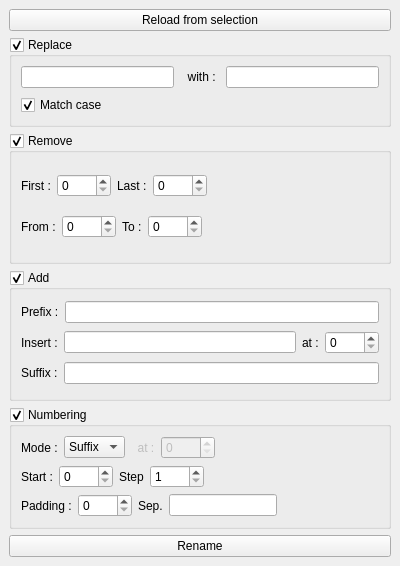
This is rig/renamer/renamer.ui in Zeplaro/rlMayaTools as Qt 5 draws it before an edit. The edited form follows.
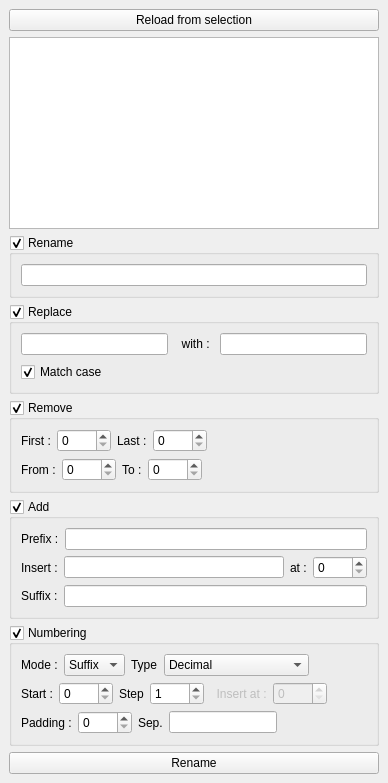
This is the edited form.

```diff
--- a/rig/renamer/renamer.ui
+++ b/rig/renamer/renamer.ui
@@ -6,15 +6,14 @@
    <rect>
     <x>0</x>
     <y>0</y>
-    <width>400</width>
-    <height>566</height>
+    <width>372</width>
    </rect>
   </property>
   <property name="windowTitle">
    <string>MainWindow</string>
   </property>
   <widget class="QWidget" name="centralwidget">
-   <layout class="QVBoxLayout" name="verticalLayout_9">
+   <layout class="QVBoxLayout" name="verticalLayout_11">
     <item>
      <widget class="QPushButton" name="reload_button">
       <property name="sizePolicy">
@@ -28,6 +27,61 @@
       </property>
      </widget>
     </item>
+    <item>
+     <widget class="QTableView" name="name_table">
+      <property name="minimumSize">
+       <size>
+        <width>350</width>
+        <height>150</height>
+       </size>
+      </property>
+      <property name="alternatingRowColors">
+       <bool>true</bool>
+      </property>
+      <property name="selectionMode">
+       <enum>QAbstractItemView::NoSelection</enum>
+      </property>
+      <property name="wordWrap">
+       <bool>false</bool>
+      </property>
+      <attribute name="verticalHeaderVisible">
+       <bool>false</bool>
+      </attribute>
+     </widget>
+    </item>
+    <item>
+     <widget class="QGroupBox" name="rename_group">
+      <property name="title">
+       <string>Rename</string>
+      </property>
+      <property name="checkable">
+       <bool>true</bool>
+      </property>
+      <layout class="QVBoxLayout" name="verticalLayout_10">
+       <property name="leftMargin">
+        <number>0</number>
+       </property>
+       <property name="topMargin">
+        <number>0</number>
+       </property>
+       <property name="rightMargin">
+        <number>0</number>
+       </property>
+       <property name="bottomMargin">
+        <number>0</number>
+       </property>
+       <item>
+        <widget class="QWidget" name="rename_widget" native="true">
+         <layout class="QVBoxLayout" name="verticalLayout_9">
+          <item>
+           <widget class="QLineEdit" name="rename_line"/>
+          </item>
+         </layout>
+        </widget>
+       </item>
+      </layout>
+     </widget>
+    </item>
     <item>
      <widget class="QGroupBox" name="replace_group">
       <property name="sizePolicy">
@@ -359,23 +413,54 @@
              </widget>
             </item>
             <item>
-             <widget class="QLabel" name="modeat_label">
-              <property name="enabled">
-               <bool>false</bool>
-              </property>
+             <widget class="QLabel" name="type_label">
               <property name="text">
-               <string>  at :</string>
+               <string>Type</string>
               </property>
              </widget>
             </item>
             <item>
-             <widget class="QSpinBox" name="modeat_spin">
-              <property name="enabled">
-               <bool>false</bool>
-              </property>
-              <property name="maximum">
-               <number>9999</number>
-              </property>
+             <widget class="QComboBox" name="type_combo">
+              <item>
+               <property name="text">
+                <string>Decimal</string>
+               </property>
+              </item>
+              <item>
+               <property name="text">
+                <string>Alphabetical (upper)</string>
+               </property>
+              </item>
+              <item>
+               <property name="text">
+                <string>Alphabetical (lower)</string>
+               </property>
+              </item>
+              <item>
+               <property name="text">
+                <string>Hexadecimal (upper)</string>
+               </property>
+              </item>
+              <item>
+               <property name="text">
+                <string>Hexadecimal (lower)</string>
+               </property>
+              </item>
+              <item>
+               <property name="text">
+                <string>Octal</string>
+               </property>
+              </item>
+              <item>
+               <property name="text">
+                <string>Binary</string>
+               </property>
+              </item>
+              <item>
+               <property name="text">
+                <string>Roman</string>
+               </property>
+              </item>
              </widget>
             </item>
             <item>
@@ -426,6 +511,26 @@
               </property>
              </widget>
             </item>
+            <item>
+             <widget class="QLabel" name="numberinginsertat_label">
+              <property name="enabled">
+               <bool>false</bool>
+              </property>
+              <property name="text">
+               <string>  Insert at :</string>
+              </property>
+             </widget>
+            </item>
+            <item>
+             <widget class="QSpinBox" name="numberinginsertat_spin">
+              <property name="enabled">
+               <bool>false</bool>
+              </property>
+              <property name="maximum">
+               <number>9999</number>
+              </property>
+             </widget>
+            </item>
             <item>
              <spacer name="startstep_spacer">
               <property name="orientation">
```
Left out of the diff: 6 changed lines with no effect on the pictures.
